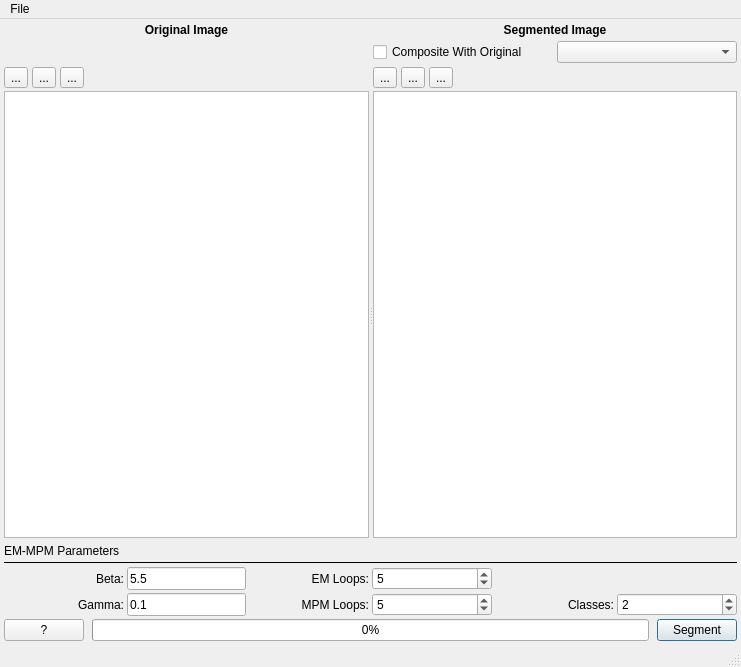
The window that Source/EmMpm/GUI/UI_Files/QEmMpm.ui (vikramswri/DREAM3D) describes before a commit, drawn with Qt 5.
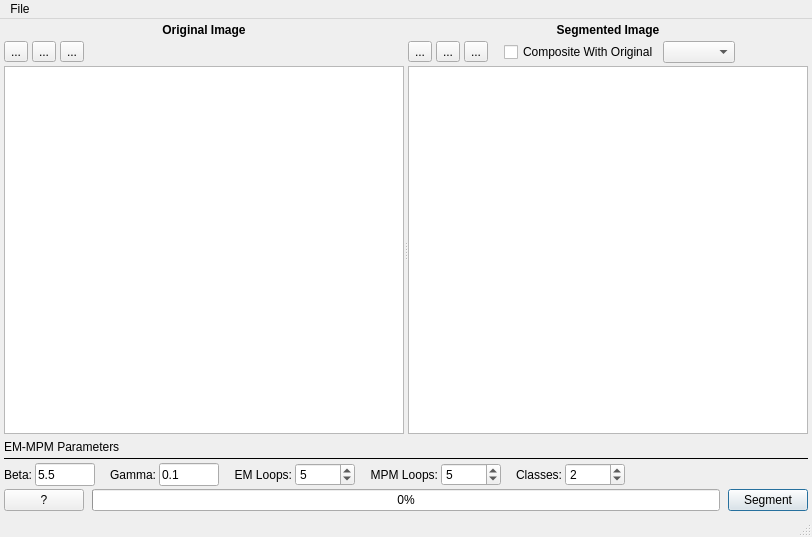
The same window after the commit. Icons and pictures are not drawn.

Commit message: Tweaking Layout of GUI. organizing code in cpp file

What changed in the file:
```diff
--- a/Source/EmMpm/GUI/UI_Files/QEmMpm.ui
+++ b/Source/EmMpm/GUI/UI_Files/QEmMpm.ui
@@ -6,8 +6,8 @@
    <rect>
     <x>0</x>
     <y>0</y>
-    <width>741</width>
-    <height>667</height>
+    <width>812</width>
+    <height>537</height>
    </rect>
   </property>
   <property name="windowTitle">
@@ -70,7 +70,7 @@
         </property>
        </widget>
       </item>
-      <item row="2" column="0">
+      <item row="1" column="0">
        <layout class="QHBoxLayout" name="horizontalLayout_2">
         <item>
          <widget class="QToolButton" name="fitToWindow">
@@ -123,7 +123,7 @@
         </item>
        </layout>
       </item>
-      <item row="2" column="1">
+      <item row="1" column="1">
        <layout class="QHBoxLayout" name="horizontalLayout_7">
         <item>
          <widget class="QToolButton" name="fitToWindow_mount">
@@ -162,22 +162,21 @@
          </widget>
         </item>
         <item>
-         <spacer name="horizontalSpacer_5">
+         <spacer name="horizontalSpacer">
           <property name="orientation">
            <enum>Qt::Horizontal</enum>
           </property>
+          <property name="sizeType">
+           <enum>QSizePolicy::Fixed</enum>
+          </property>
           <property name="sizeHint" stdset="0">
            <size>
-            <width>40</width>
+            <width>12</width>
             <height>20</height>
            </size>
           </property>
          </spacer>
         </item>
-       </layout>
-      </item>
-      <item row="1" column="1">
-       <layout class="QHBoxLayout" name="horizontalLayout_4">
         <item>
          <widget class="QCheckBox" name="compositeWithOriginal">
           <property name="text">
@@ -188,6 +187,19 @@
         <item>
          <widget class="QComboBox" name="modeComboBox"/>
         </item>
+        <item>
+         <spacer name="horizontalSpacer_5">
+          <property name="orientation">
+           <enum>Qt::Horizontal</enum>
+          </property>
+          <property name="sizeHint" stdset="0">
+           <size>
+            <width>40</width>
+            <height>20</height>
+           </size>
+          </property>
+         </spacer>
+        </item>
        </layout>
       </item>
      </layout>
@@ -263,84 +275,81 @@
      </layout>
     </item>
     <item>
-     <layout class="QGridLayout" name="gridLayout_5">
-      <item row="0" column="1">
+     <layout class="QHBoxLayout" name="horizontalLayout">
+      <item>
+       <widget class="QLabel" name="label_8">
+        <property name="sizePolicy">
+         <sizepolicy hsizetype="Preferred" vsizetype="Preferred">
+          <horstretch>0</horstretch>
+          <verstretch>0</verstretch>
+         </sizepolicy>
+        </property>
+        <property name="minimumSize">
+         <size>
+          <width>0</width>
+          <height>0</height>
+         </size>
+        </property>
+        <property name="text">
+         <string>Beta:</string>
+        </property>
+        <property name="alignment">
+         <set>Qt::AlignRight|Qt::AlignTrailing|Qt::AlignVCenter</set>
+        </property>
+       </widget>
+      </item>
+      <item>
        <widget class="QLineEdit" name="m_Beta">
         <property name="sizePolicy">
-         <sizepolicy hsizetype="Minimum" vsizetype="Minimum">
+         <sizepolicy hsizetype="Fixed" vsizetype="Preferred">
           <horstretch>0</horstretch>
           <verstretch>0</verstretch>
          </sizepolicy>
         </property>
         <property name="minimumSize">
          <size>
-          <width>50</width>
+          <width>60</width>
           <height>0</height>
          </size>
         </property>
+        <property name="maximumSize">
+         <size>
+          <width>60</width>
+          <height>16777215</height>
+         </size>
+        </property>
         <property name="text">
          <string>5.5</string>
         </property>
        </widget>
       </item>
-      <item row="0" column="2">
-       <widget class="QLabel" name="label_11">
-        <property name="sizePolicy">
-         <sizepolicy hsizetype="Minimum" vsizetype="Minimum">
-          <horstretch>0</horstretch>
-          <verstretch>0</verstretch>
-         </sizepolicy>
+      <item>
+       <spacer name="horizontalSpacer_4">
+        <property name="orientation">
+         <enum>Qt::Horizontal</enum>
         </property>
-        <property name="minimumSize">
-         <size>
-          <width>75</width>
-          <height>0</height>
-         </size>
+        <property name="sizeType">
+         <enum>QSizePolicy::Fixed</enum>
         </property>
-        <property name="text">
-         <string>EM Loops:</string>
-        </property>
-        <property name="alignment">
-         <set>Qt::AlignRight|Qt::AlignTrailing|Qt::AlignVCenter</set>
-        </property>
-       </widget>
-      </item>
-      <item row="0" column="3">
-       <widget class="QSpinBox" name="m_EmIterations">
-        <property name="sizePolicy">
-         <sizepolicy hsizetype="Minimum" vsizetype="Minimum">
-          <horstretch>0</horstretch>
-          <verstretch>0</verstretch>
-         </sizepolicy>
-        </property>
-        <property name="minimumSize">
+        <property name="sizeHint" stdset="0">
          <size>
-          <width>50</width>
-          <height>0</height>
+          <width>12</width>
+          <height>20</height>
          </size>
         </property>
-        <property name="minimum">
-         <number>1</number>
-        </property>
-        <property name="maximum">
-         <number>32000</number>
-        </property>
-        <property name="value">
-         <number>5</number>
-        </property>
-       </widget>
+       </spacer>
       </item>
-      <item row="1" column="0">
+      <item>
        <widget class="QLabel" name="label_9">
         <property name="sizePolicy">
-         <sizepolicy hsizetype="Preferred" vsizetype="Minimum">
+         <sizepolicy hsizetype="Preferred" vsizetype="Preferred">
           <horstretch>0</horstretch>
           <verstretch>0</verstretch>
          </sizepolicy>
         </property>
         <property name="minimumSize">
          <size>
-          <width>120</width>
+          <width>0</width>
           <height>0</height>
          </size>
         </property>
@@ -352,58 +361,127 @@
         </property>
        </widget>
       </item>
-      <item row="0" column="0">
-       <widget class="QLabel" name="label_8">
-        <property name="sizePolicy">
-         <sizepolicy hsizetype="Minimum" vsizetype="Minimum">
-          <horstretch>0</horstretch>
-          <verstretch>0</verstretch>
-         </sizepolicy>
-        </property>
-        <property name="minimumSize">
-         <size>
-          <width>120</width>
-          <height>0</height>
-         </size>
-        </property>
-        <property name="text">
-         <string>Beta:</string>
-        </property>
-        <property name="alignment">
-         <set>Qt::AlignRight|Qt::AlignTrailing|Qt::AlignVCenter</set>
-        </property>
-       </widget>
-      </item>
-      <item row="1" column="1">
+      <item>
        <widget class="QLineEdit" name="m_Gamma">
         <property name="sizePolicy">
-         <sizepolicy hsizetype="Minimum" vsizetype="Minimum">
+         <sizepolicy hsizetype="Fixed" vsizetype="Preferred">
           <horstretch>0</horstretch>
           <verstretch>0</verstretch>
          </sizepolicy>
         </property>
         <property name="minimumSize">
          <size>
-          <width>50</width>
+          <width>60</width>
           <height>0</height>
          </size>
         </property>
+        <property name="maximumSize">
+         <size>
+          <width>60</width>
+          <height>16777215</height>
+         </size>
+        </property>
         <property name="text">
          <string>0.1</string>
         </property>
        </widget>
       </item>
-      <item row="1" column="2">
+      <item>
+       <spacer name="horizontalSpacer_2">
+        <property name="orientation">
+         <enum>Qt::Horizontal</enum>
+        </property>
+        <property name="sizeType">
+         <enum>QSizePolicy::Fixed</enum>
+        </property>
+        <property name="sizeHint" stdset="0">
+         <size>
+          <width>12</width>
+          <height>20</height>
+         </size>
+        </property>
+       </spacer>
+      </item>
+      <item>
+       <widget class="QLabel" name="label_11">
+        <property name="sizePolicy">
+         <sizepolicy hsizetype="Preferred" vsizetype="Preferred">
+          <horstretch>0</horstretch>
+          <verstretch>0</verstretch>
+         </sizepolicy>
+        </property>
+        <property name="minimumSize">
+         <size>
+          <width>0</width>
+          <height>0</height>
+         </size>
+        </property>
+        <property name="text">
+         <string>EM Loops:</string>
+        </property>
+        <property name="alignment">
+         <set>Qt::AlignRight|Qt::AlignTrailing|Qt::AlignVCenter</set>
+        </property>
+       </widget>
+      </item>
+      <item>
+       <widget class="QSpinBox" name="m_EmIterations">
+        <property name="sizePolicy">
+         <sizepolicy hsizetype="Fixed" vsizetype="Preferred">
+          <horstretch>0</horstretch>
+          <verstretch>0</verstretch>
+         </sizepolicy>
+        </property>
+        <property name="minimumSize">
+         <size>
+          <width>60</width>
+          <height>0</height>
+         </size>
+        </property>
+        <property name="maximumSize">
+         <size>
+          <width>60</width>
+          <height>16777215</height>
+         </size>
+        </property>
+        <property name="minimum">
+         <number>1</number>
+        </property>
+        <property name="maximum">
+         <number>32000</number>
+        </property>
+        <property name="value">
+         <number>5</number>
+        </property>
+       </widget>
+      </item>
+      <item>
+       <spacer name="horizontalSpacer_8">
+        <property name="orientation">
+         <enum>Qt::Horizontal</enum>
+        </property>
+        <property name="sizeType">
+         <enum>QSizePolicy::Fixed</enum>
+        </property>
+        <property name="sizeHint" stdset="0">
+         <size>
+          <width>12</width>
+          <height>20</height>
+         </size>
+        </property>
+       </spacer>
+      </item>
+      <item>
        <widget class="QLabel" name="label_10">
         <property name="sizePolicy">
-         <sizepolicy hsizetype="Minimum" vsizetype="Minimum">
+         <sizepolicy hsizetype="Preferred" vsizetype="Preferred">
           <horstretch>0</horstretch>
           <verstretch>0</verstretch>
          </sizepolicy>
         </property>
         <property name="minimumSize">
          <size>
-          <width>95</width>
+          <width>0</width>
           <height>0</height>
          </size>
         </property>
@@ -415,20 +493,26 @@
         </property>
        </widget>
       </item>
-      <item row="1" column="3">
+      <item>
        <widget class="QSpinBox" name="m_MpmIterations">
         <property name="sizePolicy">
-         <sizepolicy hsizetype="Minimum" vsizetype="Minimum">
+         <sizepolicy hsizetype="Fixed" vsizetype="Preferred">
           <horstretch>0</horstretch>
           <verstretch>0</verstretch>
          </sizepolicy>
         </property>
         <property name="minimumSize">
          <size>
-          <width>50</width>
+          <width>60</width>
           <height>0</height>
          </size>
         </property>
+        <property name="maximumSize">
+         <size>
+          <width>60</width>
+          <height>16777215</height>
+         </size>
+        </property>
         <property name="minimum">
          <number>1</number>
         </property>
@@ -440,17 +524,33 @@
         </property>
        </widget>
       </item>
-      <item row="1" column="4">
+      <item>
+       <spacer name="horizontalSpacer_9">
+        <property name="orientation">
+         <enum>Qt::Horizontal</enum>
+        </property>
+        <property name="sizeType">
+         <enum>QSizePolicy::Fixed</enum>
+        </property>
+        <property name="sizeHint" stdset="0">
+         <size>
+          <width>12</width>
+          <height>20</height>
+         </size>
+        </property>
+       </spacer>
+      </item>
+      <item>
        <widget class="QLabel" name="label_12">
         <property name="sizePolicy">
-         <sizepolicy hsizetype="Minimum" vsizetype="Minimum">
+         <sizepolicy hsizetype="Preferred" vsizetype="Preferred">
           <horstretch>0</horstretch>
           <verstretch>0</verstretch>
          </sizepolicy>
         </property>
         <property name="minimumSize">
          <size>
-          <width>70</width>
+          <width>0</width>
           <height>0</height>
          </size>
         </property>
@@ -465,20 +565,26 @@
         </property>
        </widget>
       </item>
-      <item row="1" column="5">
+      <item>
        <widget class="QSpinBox" name="m_NumClasses">
         <property name="sizePolicy">
-         <sizepolicy hsizetype="Minimum" vsizetype="Minimum">
+         <sizepolicy hsizetype="Fixed" vsizetype="Preferred">
           <horstretch>0</horstretch>
           <verstretch>0</verstretch>
          </sizepolicy>
         </property>
         <property name="minimumSize">
          <size>
-          <width>50</width>
+          <width>60</width>
           <height>0</height>
          </size>
         </property>
+        <property name="maximumSize">
+         <size>
+          <width>60</width>
+          <height>16777215</height>
+         </size>
+        </property>
         <property name="minimum">
          <number>1</number>
         </property>
@@ -487,11 +593,14 @@
         </property>
        </widget>
       </item>
-      <item row="0" column="4" colspan="2">
+      <item>
        <spacer name="horizontalSpacer_7">
         <property name="orientation">
          <enum>Qt::Horizontal</enum>
         </property>
+        <property name="sizeType">
+         <enum>QSizePolicy::Expanding</enum>
+        </property>
         <property name="sizeHint" stdset="0">
          <size>
           <width>40</width>
@@ -549,8 +658,8 @@
     <rect>
      <x>0</x>
      <y>0</y>
-     <width>741</width>
-     <height>22</height>
+     <width>812</width>
+     <height>21</height>
     </rect>
    </property>
    <widget class="QMenu" name="menuFile">
```
The commit also changes 2 other files.
